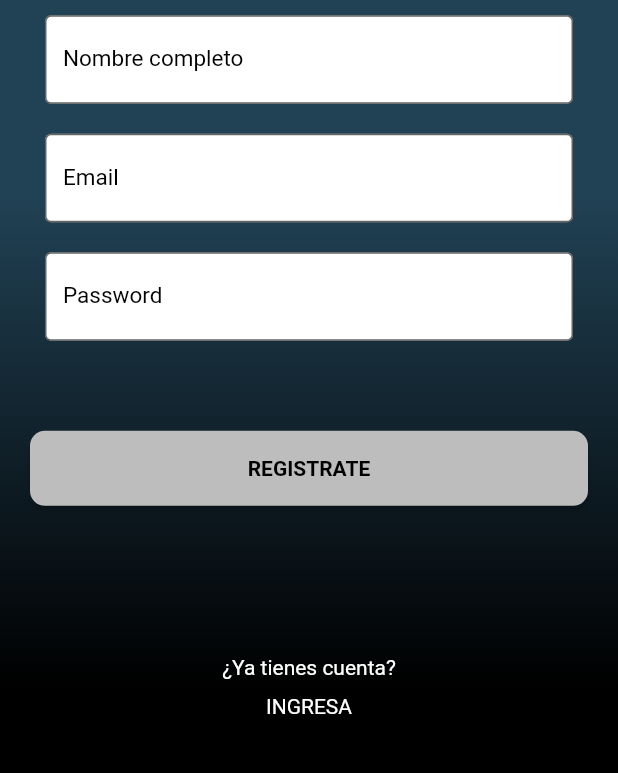
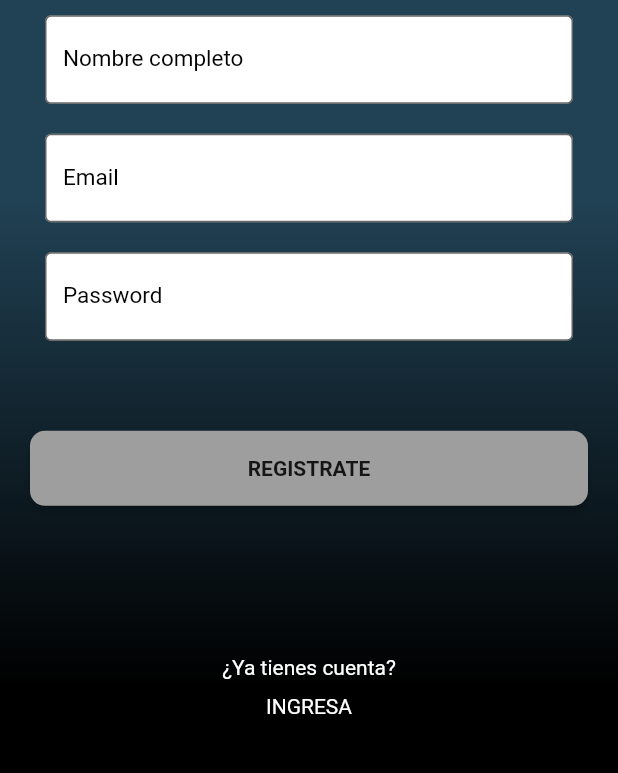
Before and after one commit to chamedm/moviles_practica1, a Flutter app: the screen it shows after launch, after a tap on "REGISTRATE", on a phone screen of 412 x 824 dp, the part 425-1198 px from its top. Run offline on Flutter 3.47's test engine with Material 2 defaults, Android fonts, the phone set to English and light mode, and no system bars; our stand-ins replace splashscreen; network calls fail.

Commit message:
Refactoring - using Theme on colors and TextStyle

```diff
--- a/lib/home/item_home.dart
+++ b/lib/home/item_home.dart
@@ -19,7 +19,7 @@ class ItemHome extends StatelessWidget {
             height: 160,
             margin: EdgeInsets.only(top: 28, bottom: 24, left: 24, right: 24),
             decoration: BoxDecoration(
-              color: Color.fromRGBO(157, 147, 123, .8),
+              color: Theme.of(context).cardColor.withOpacity(.8),
               borderRadius: BorderRadius.all(
                 Radius.circular(10),
               ),
--- a/lib/identity.dart
+++ b/lib/identity.dart
@@ -1,7 +1,6 @@
 import 'log_in.dart';
 import 'register.dart';
 import 'package:flutter/material.dart';
-import 'utils/constants.dart';
 
 class Identity extends StatefulWidget {
   Identity({Key key}) : super(key: key);
@@ -39,11 +38,13 @@ class _IdentityState extends State<Identity> {
                           borderRadius: BorderRadius.circular(10)),
                       height: 50,
                       elevation: 2,
-                      color: SECONDARY_COLOR[400],
+                      color: Theme.of(context).buttonColor,
                       child: Text(
                         "REGISTRATE",
-                        style: TextStyle(
-                            color: Colors.black, fontWeight: FontWeight.bold),
+                        style: Theme.of(context)
+                            .textTheme
+                            .button
+                            .copyWith(fontWeight: FontWeight.bold),
                       ),
                       onPressed: () {
                         Navigator.of(context).push(MaterialPageRoute(
@@ -62,11 +63,13 @@ class _IdentityState extends State<Identity> {
                           borderRadius: BorderRadius.circular(10)),
                       height: 50,
                       elevation: 2,
-                      color: SECONDARY_COLOR[400],
+                      color: Theme.of(context).buttonColor,
                       child: Text(
                         "INGRESA",
-                        style: TextStyle(
-                            color: Colors.black, fontWeight: FontWeight.bold),
+                        style: Theme.of(context)
+                            .textTheme
+                            .button
+                            .copyWith(fontWeight: FontWeight.bold),
                       ),
                       onPressed: () {
                         Navigator.of(context).push(
--- a/lib/log_in.dart
+++ b/lib/log_in.dart
@@ -69,7 +69,7 @@ class _LogInState extends State<LogIn> {
                     borderRadius: BorderRadius.circular(10)),
                 height: 50,
                 elevation: 2,
-                color: SECONDARY_COLOR[400],
+                color: Theme.of(context).buttonColor,
                 child: Text(
                   "ENTRAR",
                   style: TextStyle(
--- a/lib/main.dart
+++ b/lib/main.dart
@@ -13,6 +13,9 @@ class MyApp extends StatelessWidget {
         title: APP_TITLE,
         theme: ThemeData(
           primarySwatch: PRIMARY_COLOR,
+          buttonColor: BUTTON_COLOR,
+          cardColor: SECONDARY_COLOR,
+          selectedRowColor: THIRD_COLOR,
         ),
         // home: Home(title: APP_TITLE),
         home: new SplashScreen(
--- a/lib/register.dart
+++ b/lib/register.dart
@@ -90,11 +90,13 @@ class _RegisterState extends State<Register> {
                           borderRadius: BorderRadius.circular(10)),
                       height: 50,
                       elevation: 2,
-                      color: SECONDARY_COLOR[400],
+                      color: Theme.of(context).buttonColor,
                       child: Text(
                         "REGISTRATE",
-                        style: TextStyle(
-                            color: Colors.black, fontWeight: FontWeight.bold),
+                        style: Theme.of(context)
+                            .textTheme
+                            .button
+                            .copyWith(fontWeight: FontWeight.bold),
                       ),
                       onPressed: () {
                         Navigator.of(context).push(MaterialPageRoute(
--- a/lib/utils/constants.dart
+++ b/lib/utils/constants.dart
@@ -15,5 +15,7 @@ const String PROFILE_PICTURE =
     "https://dkpp.go.id/wp-content/uploads/2018/10/photo.jpg";
 
 // app
-const PRIMARY_COLOR = Colors.lightBlue;
-const SECONDARY_COLOR = Colors.grey;
+const PRIMARY_COLOR = Colors.indigo;
+const SECONDARY_COLOR = Colors.amber;
+const THIRD_COLOR = Colors.blueGrey;
+const BUTTON_COLOR = Colors.grey;
```
Also changed, not shown: lib/cups/item_cup.dart (+3 -10 lines), lib/drinks/item_hot_drinks.dart (+3 -10 lines), lib/grains/item_grains.dart (+3 -10 lines).
